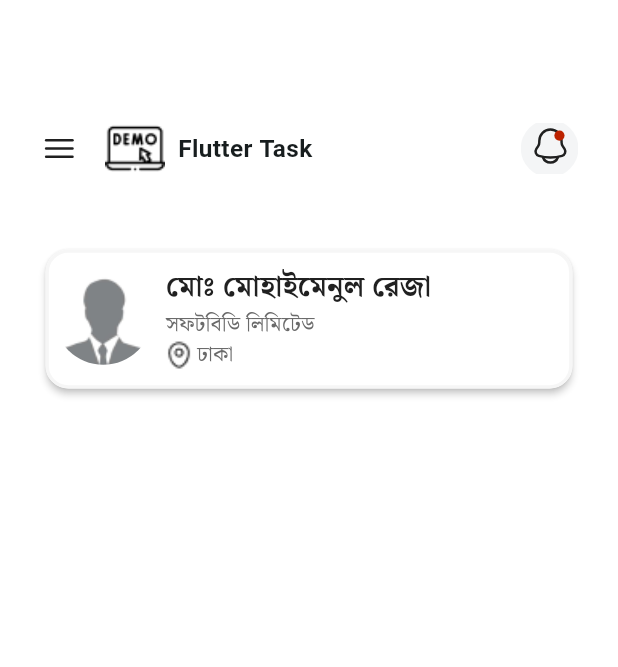
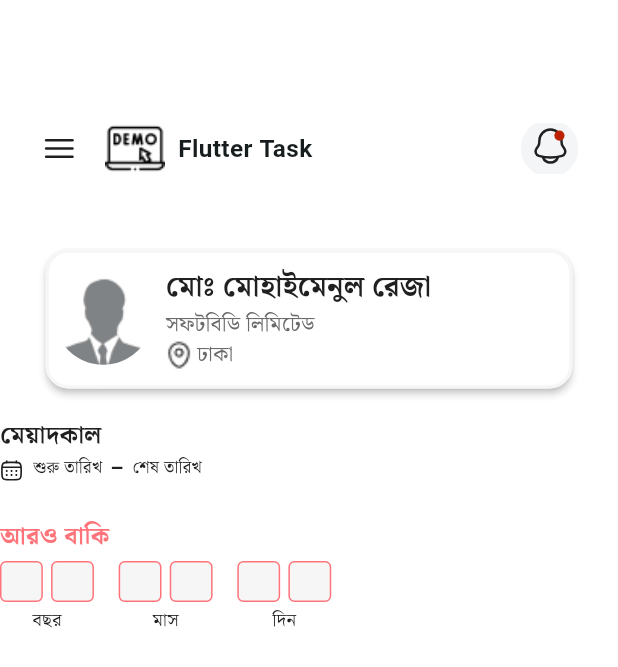
Before and after one commit to hossain-eee/Assginment-Project, a Flutter app: the screen it shows after launch, on a phone screen of 412 x 824 dp. Shown: the top 667 px of the screen. Run offline on Flutter 3.47's test engine with Material 3 defaults, Android fonts, the phone set to English and light mode, and no system bars; our stand-ins replace flutter_screenutil, flutter_svg, get, google_fonts.

Commit message:
#1 picked date and show remaining time has been done @Homescreen

```diff
--- a/lib/presentation/ui/screens/home_screen.dart
+++ b/lib/presentation/ui/screens/home_screen.dart
@@ -2,6 +2,8 @@ import 'package:flutter/material.dart';
 import 'package:google_fonts/google_fonts.dart';
 import 'package:soft_bd/presentation/ui/screens/utility/app_color.dart';
 import 'package:soft_bd/presentation/ui/screens/utility/image_assets.dart';
+import 'package:soft_bd/presentation/ui/widgets/home/date_range_picker.dart';
+import 'package:soft_bd/presentation/ui/widgets/home/custom_timer.dart';
 import 'package:soft_bd/presentation/ui/widgets/home/home_appbar.dart';
 import 'package:flutter_screenutil/flutter_screenutil.dart';
 import 'package:soft_bd/presentation/ui/widgets/home/user_info.dart';
@@ -17,14 +19,21 @@ class HomeScreen extends StatelessWidget {
         height: 812.h,
         child: Column(
           children: [
-           const HomeAppbar(),
+            const HomeAppbar(),
             // HomeAppbar2(),
             // content
-           const UserInfo(),
-             SizedBox(
-            height: 16.h,
-          ),
-
+            const UserInfo(),
+            SizedBox(
+              height: 16.h,
+            ),
+            //timer
+            // CircularProgressBar(),
+            DateRangePicker(),
+            Container(),
+            //bottomNavAppbar
+            SizedBox(
+              height: 20.h,
+            ),
           ],
         ),
       ),
--- /dev/null
+++ b/lib/presentation/ui/widgets/home/date_range_picker.dart
@@ -0,0 +1,300 @@
+import 'package:flutter/material.dart';
+import 'package:flutter_svg/flutter_svg.dart';
+import 'package:intl/intl.dart';
+import 'package:flutter_screenutil/flutter_screenutil.dart';
+import 'package:google_fonts/google_fonts.dart';
+import 'package:soft_bd/presentation/ui/screens/utility/app_color.dart';
+import 'package:soft_bd/presentation/ui/screens/utility/image_assets.dart';
+
+class DateRangePicker extends StatefulWidget {
+  const DateRangePicker({super.key});
+
+  @override
+  _DateRangePickerState createState() => _DateRangePickerState();
+}
+
+class _DateRangePickerState extends State<DateRangePicker> {
+  DateTime? startDate;
+  DateTime? endDate;
+
+  Future<void> _selectStartDate(BuildContext context) async {
+    final DateTime? picked = await showDatePicker(
+      context: context,
+      initialDate: startDate ?? DateTime.now(),
+      firstDate: DateTime(2000),
+      lastDate: DateTime(2101),
+    );
+    if (picked != null && picked != startDate) {
+      setState(() {
+        startDate = picked;
+      });
+    }
+  }
+
+  Future<void> _selectEndDate(BuildContext context) async {
+    final DateTime? picked = await showDatePicker(
+      context: context,
+      initialDate: endDate ?? DateTime.now(),
+      firstDate: DateTime(2000),
+      lastDate: DateTime(2101),
+    );
+    if (picked != null && picked != endDate) {
+      setState(() {
+        endDate = picked;
+      });
+    }
+  }
+
+  List<String> calculateDifference() {
+    if (startDate == null || endDate == null) return ['', '', '', '', '', ''];
+
+    // DateTime start = DateTime(startDate!.year, startDate!.month, startDate!.day);
+
+    DateTime end = DateTime(endDate!.year, endDate!.month, endDate!.day);
+
+    DateTime toDay =
+        DateTime(DateTime.now().year, DateTime.now().month, DateTime.now().day);
+    int years = end.year - toDay.year;
+    int months = end.month - toDay.month;
+    int days = end.day - toDay.day;
+
+    // Adjust if days is negative
+    if (days < 0) {
+      months--;
+      // days += DateTime(start.year, start.month + 1, 0).day;
+      days += DateTime(toDay.year, toDay.month + 1, 0).day;
+    }
+
+    // Adjust if months is negative
+    if (months < 0) {
+      years--;
+      months += 12;
+    }
+
+    // Convert to string and ensure two-digit format
+/*   String y1 = years ~/ 10 == 0 ? '0' : (years ~/ 10).toString();
+  String y2 = (years % 10).toString();
+  String m1 = months ~/ 10 == 0 ? '0' : (months ~/ 10).toString();
+  String m2 = (months % 10).toString();
+  String d1 = days ~/ 10 == 0 ? '0' : (days ~/ 10).toString();
+  String d2 = (days % 10).toString(); */
+    String y1 = years ~/ 10 == 0 ? '০' : convertToBengaliDigits(years ~/ 10);
+    String y2 = convertToBengaliDigits(years % 10);
+    String m1 = months ~/ 10 == 0 ? '০' : convertToBengaliDigits(months ~/ 10);
+    String m2 = convertToBengaliDigits(months % 10);
+    String d1 = days ~/ 10 == 0 ? '০' : convertToBengaliDigits(days ~/ 10);
+    String d2 = convertToBengaliDigits(days % 10);
+
+    return [y1, y2, m1, m2, d1, d2];
+  }
+
+  String convertToBengaliDigits(int digit) {
+    const bengaliDigits = ['০', '১', '২', '৩', '৪', '৫', '৬', '৭', '৮', '৯'];
+    return bengaliDigits[digit];
+  }
+
+  String formatDate(DateTime date) {
+    return DateFormat("d'ই' MMMM yyyy", 'bn_BD').format(date);
+  }
+
+  Widget buildDigitBox(String digit) {
+    return Container(
+      width: 26.w,
+      height: 27.h,
+      alignment: Alignment.center,
+      padding: EdgeInsets.symmetric(horizontal: 5.w, vertical: 1.h),
+      decoration: BoxDecoration(
+        color: AppColor.contentBackground,
+        border: Border.all(color: AppColor.redFont),
+        borderRadius: BorderRadius.circular(4.0),
+      ),
+      child: Text(
+        digit,
+        style: GoogleFonts.notoSerifBengali(
+          fontSize: 14.sp,
+          color: AppColor.boldFont,
+        ),
+      ),
+    );
+  }
+
+  @override
+  Widget build(BuildContext context) {
+    List<String> remainingDigits = calculateDifference();
+
+    return Align(
+      alignment: Alignment.topLeft,
+      child: SizedBox(
+        width: 205.w,
+        height: 160.h,
+        child: Column(
+          mainAxisAlignment: MainAxisAlignment.start,
+          crossAxisAlignment: CrossAxisAlignment.start,
+          children: [
+            Text(
+              'মেয়াদকাল',
+              style: GoogleFonts.notoSerifBengali(
+                fontSize: 16.sp,
+                fontWeight: FontWeight.w700,
+                color: AppColor.boldFont,
+              ),
+            ),
+            SizedBox(
+              height: 4.h,
+            ),
+            //two input start day and end day
+            calendarInput(context),
+            SizedBox(height: 26.h),
+            Text(
+              'আরও বাকি',
+              style: GoogleFonts.notoSerifBengali(
+                fontSize: 16.sp,
+                fontWeight: FontWeight.w700,
+                color: AppColor.redFont,
+              ),
+            ),
+            SizedBox(
+              height: 4.h,
+            ),
+            //remaining day show into Box
+            remainingDayOutput(remainingDigits),
+          ],
+        ),
+      ),
+    );
+  }
+
+//remaining day show into Box
+  Row remainingDayOutput(List<String> remainingDigits) {
+    return Row(
+      mainAxisAlignment: MainAxisAlignment.start,
+      children: [
+        Column(
+          children: [
+            Row(
+              children: [
+                buildDigitBox(remainingDigits[0]),
+                SizedBox(width: 5.w),
+                buildDigitBox(remainingDigits[1]),
+              ],
+            ),
+            SizedBox(
+              height: 4.h,
+            ),
+            Text(
+              'বছর',
+              style: GoogleFonts.notoSerifBengali(
+                fontSize: 12.sp,
+                fontWeight: FontWeight.w500,
+                color: AppColor.boldFont,
+              ),
+            ),
+          ],
+        ),
+        SizedBox(width: 15.w),
+        Column(
+          children: [
+            Row(
+              children: [
+                buildDigitBox(remainingDigits[2]),
+                SizedBox(width: 5.w),
+                buildDigitBox(remainingDigits[3]),
+              ],
+            ),
+            SizedBox(
+              height: 4.h,
+            ),
+            Text(
+              'মাস',
+              style: GoogleFonts.notoSerifBengali(
+                fontSize: 12.sp,
+                fontWeight: FontWeight.w500,
+                color: AppColor.boldFont,
+              ),
+            ),
+          ],
+        ),
+        SizedBox(width: 15.w),
+        Column(
+          children: [
+            Row(
+              children: [
+                buildDigitBox(remainingDigits[4]),
+                SizedBox(width: 5.w),
+                buildDigitBox(remainingDigits[5]),
+              ],
+            ),
+            SizedBox(
+              height: 4.h,
+            ),
+            Text(
+              'দিন',
+              style: GoogleFonts.notoSerifBengali(
+                fontSize: 12.sp,
+                fontWeight: FontWeight.w500,
+                color: AppColor.boldFont,
+              ),
+            ),
+          ],
+        ),
+      ],
+    );
+  }
+
+//two input start day and end day
+  Row calendarInput(BuildContext context) {
+    return Row(
+      mainAxisAlignment: MainAxisAlignment.start,
+      crossAxisAlignment: CrossAxisAlignment.start,
+      children: [
+        //calendar icon
+        SizedBox(
+          height: 14.h,
+          width: 14.w,
+          child: SvgPicture.asset(
+            ImageAssets.calenderSvg,
+            fit: BoxFit.cover,
+          ),
+        ),
+        SizedBox(
+          width: 6.w,
+        ),
+        GestureDetector(
+          onTap: () => _selectStartDate(context),
+          child: Text(
+            startDate == null ? 'শুরু তারিখ' : formatDate(startDate!),
+            style: GoogleFonts.notoSerifBengali(
+              fontSize: 11.sp,
+              fontWeight: FontWeight.w500,
+              color: AppColor.boldFont,
+              height: 1.h,
+            ),
+          ),
+        ),
+        SizedBox(width: 5.w),
+        Text(
+          '-',
+          style: TextStyle(
+            fontSize: 30.sp,
+            height: 0.3.h,
+            fontWeight: FontWeight.w300,
+            color: AppColor.boldFont,
+          ),
+        ),
+        SizedBox(width: 5.w),
+        GestureDetector(
+          onTap: () => _selectEndDate(context),
+          child: Text(
+            endDate == null ? 'শেষ তারিখ' : formatDate(endDate!),
+            style: GoogleFonts.notoSerifBengali(
+              fontSize: 11.sp,
+              fontWeight: FontWeight.w500,
+              color: AppColor.boldFont,
+              height: 1.h,
+            ),
+          ),
+        ),
+      ],
+    );
+  }
+}
```
